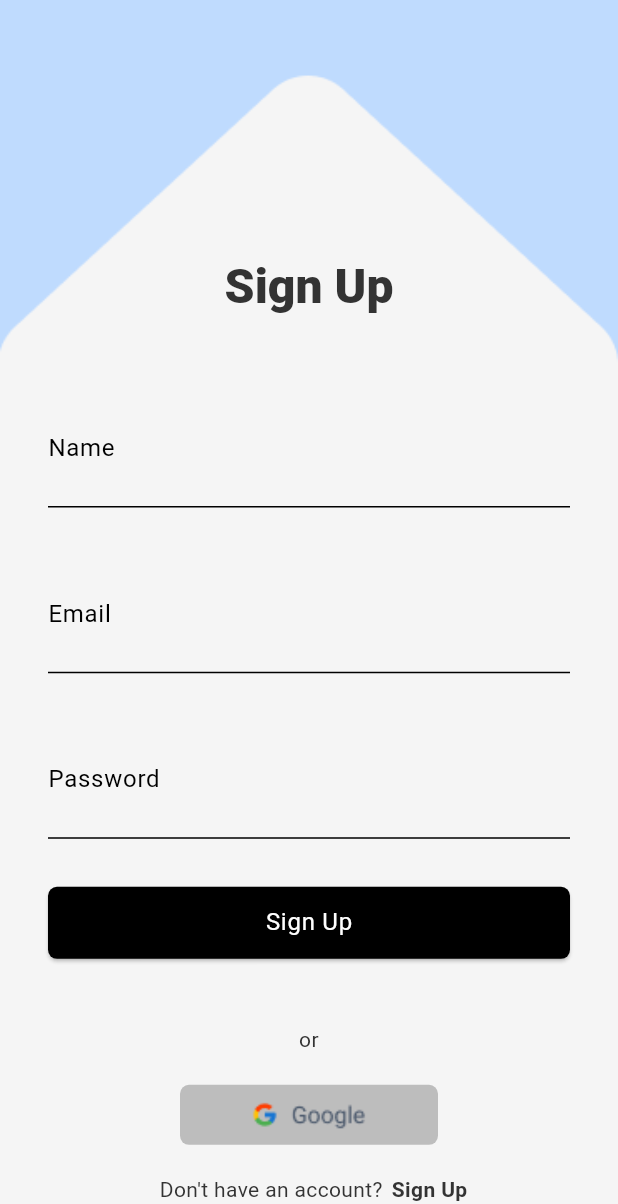
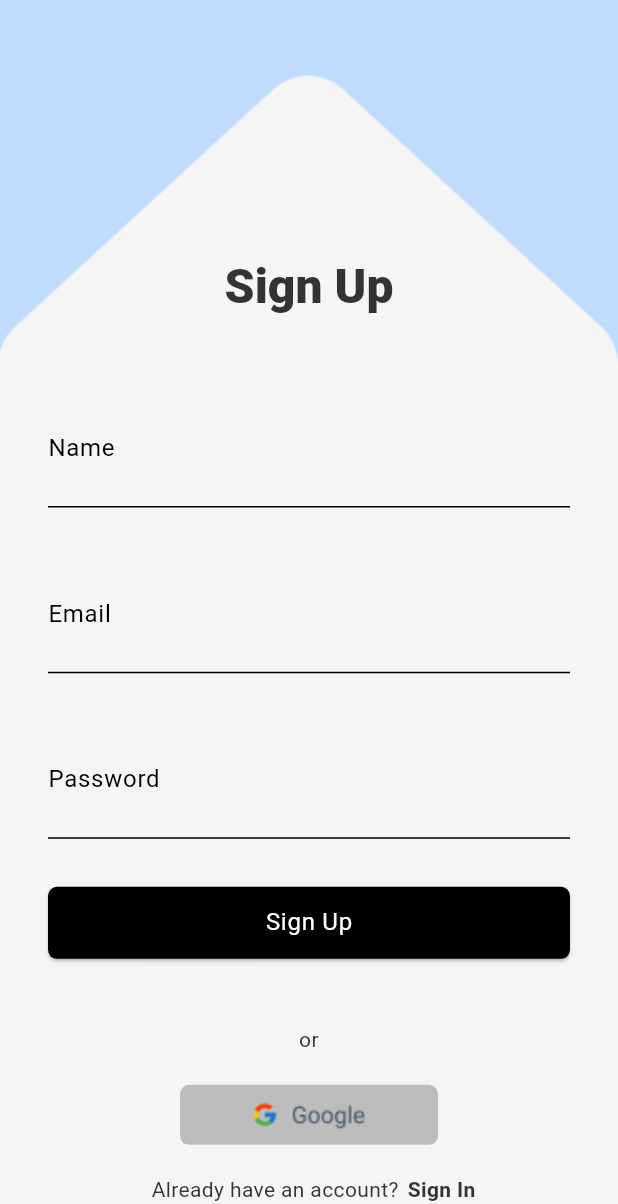
Before and after one commit to ahmed-shorbagy/sakeny, a Flutter app: the SignUpView screen opened by its route, scrolled down 164 dp, on a phone screen of 412 x 824 dp, the part 32-1236 px from its top. Run offline on Flutter 3.47's test engine with Material 3 defaults, Android fonts, the phone set to English and light mode, and no system bars; our stand-ins replace bloc, cached_network_image, carousel_slider, cloud_firestore, connectivity_plus, dartz and 11 more; missing offline and left inert: dart:ffi, phone_form_field; accounts and stored records are empty; Roboto replaces fonts that are missing (Laila); statements that could not run were skipped; key blocks and very long unbroken strings in the code were emptied for the run.

Commit message:
Update app labels and texts in Arabic and English
Update app labels and texts in Arabic and English to reflect changes in the UI. This includes changing the application label, button texts, and error messages in both languages.

```diff
--- a/lib/Features/auth/presentation/views/widgets/sign_in_form.dart
+++ b/lib/Features/auth/presentation/views/widgets/sign_in_form.dart
@@ -210,7 +210,10 @@ class _SignInFormState extends State<SignInForm> {
                 ),
               ),
             ),
-            const SignInBottomText(),
+            const Padding(
+              padding: EdgeInsets.only(bottom: 16),
+              child: SignInBottomText(),
+            ),
           ],
         ),
       ),
--- a/lib/Features/auth/presentation/views/widgets/sign_up_bottom_text.dart
+++ b/lib/Features/auth/presentation/views/widgets/sign_up_bottom_text.dart
@@ -15,7 +15,7 @@ class SignUpBottomText extends StatelessWidget {
       children: [
         Padding(
           padding: const EdgeInsets.symmetric(horizontal: 6),
-          child: Text(S.of(context).dontHaveAccount,
+          child: Text(S.of(context).alreadyhaveaccount,
               style: Theme.of(context).textTheme.bodyMedium),
         ),
         GestureDetector(
@@ -23,7 +23,7 @@ class SignUpBottomText extends StatelessWidget {
             GoRouter.of(context).pushReplacement(AppRouter.kSignInView);
           },
           child: Text(
-            S.of(context).singUp,
+            S.of(context).signIn,
             style: Theme.of(context)
                 .textTheme
                 .bodyMedium!
--- a/lib/Features/auth/presentation/views/widgets/sign_up_form.dart
+++ b/lib/Features/auth/presentation/views/widgets/sign_up_form.dart
@@ -214,7 +214,10 @@ class _SignUpFormState extends State<SignUpForm> {
                   ),
                 ),
               ),
-              const SignUpBottomText()
+              const Padding(
+                padding: EdgeInsets.only(bottom: 16),
+                child: SignUpBottomText(),
+              )
             ],
           ),
         ),
--- a/lib/l10n/intl_ar.arb
+++ b/lib/l10n/intl_ar.arb
@@ -9,6 +9,8 @@
     "or": "أو سجل عن طريق",
     "dontHaveAccount": "ليس لديك حساب ؟",
     "createAccount": "سجل الان",
+    "alreadyhaveaccount": "لديك حساب بالفعل ؟",
+    "signIn": "تسجيل الدخول",
     "tellUsAboutYourSelf": "أخبرنا أكثر عن نفسك",
     "thisIsRequired": "هذا الحقل مطلوب",
     "male": "ذكر",
@@ -25,7 +27,7 @@
 "RentADouble": "طلب حجز سرير في غرفة زوجية",
 "RentATriple": "طلب حجز سرير في غرفة ثلاثية",
     "YourRequesthasbeensentsuccessfully": "طلبك قد تم تسجيله بنجاح",
-    "youwillbecontactedsoon": "سيتم التواصل معك قريبا",
+    "youwillbecontactedsoon": "سيتم التواصل معك خلال 24 ساعة",
     "ContinueToHome": "متابعة إلى الصفحة الرئيسية",
     "bottomBarHome": "الرئيسية",
   "bottomBarFavourite": "المفضلة",
--- a/lib/l10n/intl_en.arb
+++ b/lib/l10n/intl_en.arb
@@ -11,6 +11,8 @@
     "dontHaveAccount": "Don't have an account?",
     "createAccount": "Create Account",
     "continuee": "Continue",
+    "alreadyhaveaccount": "Already have an account?",
+    "signIn": "Sign In",
     "thisIsRequired": "This field is required",
     "male": "Male",
     "female": "Female",
```
Also changed, not shown: lib/generated/intl/messages_ar.dart, lib/generated/intl/messages_en.dart, lib/generated/l10n.dart, 4 other files.
